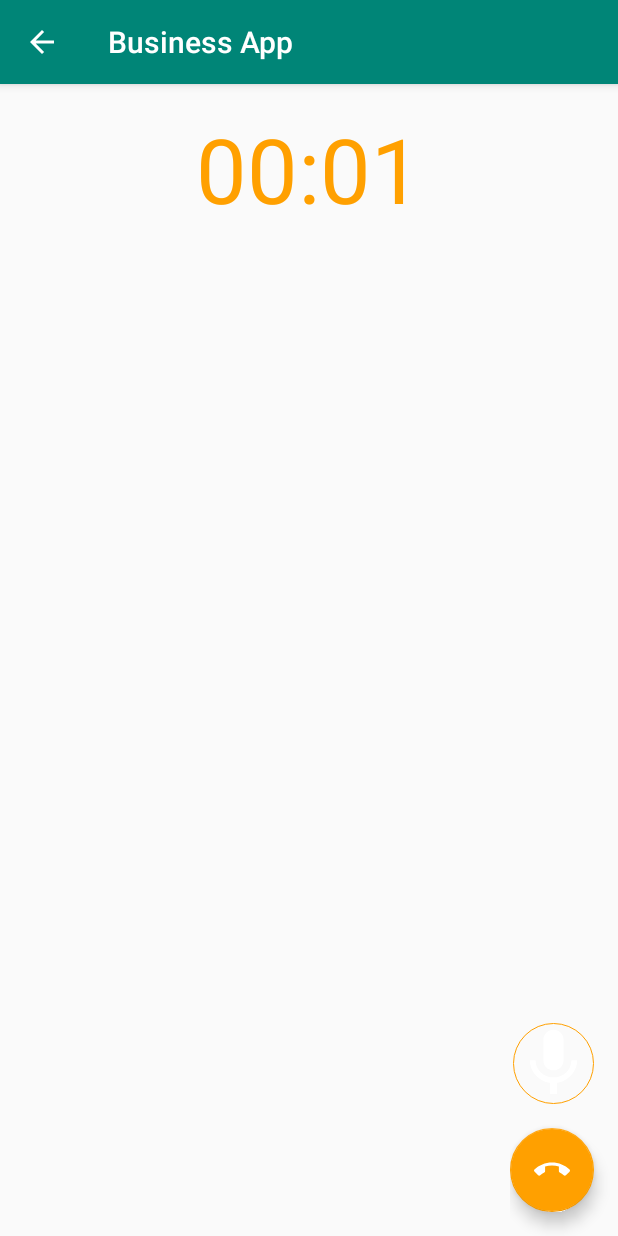
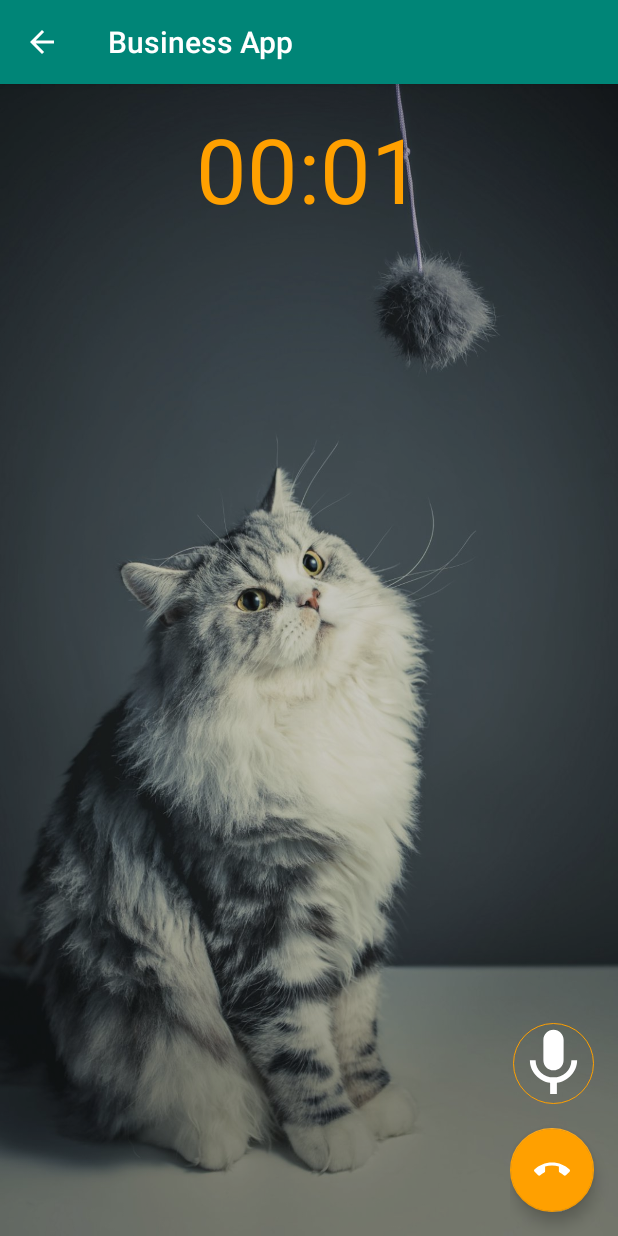
Before and after one commit to amroshehk/BusinessApp, an Android app: the VoiceActivity screen opened directly, with no data from a screen before it, after a tap on an icon or button, on a phone screen of 412 x 824 dp. Run offline under Robolectric (Android 15) with nearby library versions, the phone set to English and light mode, and no system bars; libraries missing offline, so code that uses them is left out: com.koushikdutta.async, com.koushikdutta.ion; pictures from the network do not load; 2 statements that could not run were skipped; 1 other tap on this screen came first.

Commit message:
Add background to the call dialog.

```diff
--- a/app/src/main/java/com/digits/business/twilio/VoiceActivity.java
+++ b/app/src/main/java/com/digits/business/twilio/VoiceActivity.java
@@ -139,10 +139,10 @@ public class VoiceActivity extends AppCompatActivity {
     private DialPadKey number11;
     private DialPadKey number12;
 
+    private static StringBuilder numberBuilder;
 
     private ImageButton muteButton;
-
-    private static StringBuilder numberBuilder;
+    private ImageView imageBackground;
 
     @Override
     protected void onCreate(Bundle savedInstanceState) {
@@ -209,6 +209,8 @@ public class VoiceActivity extends AppCompatActivity {
          */
         audioManager = (AudioManager) getSystemService(Context.AUDIO_SERVICE);
         audioManager.setSpeakerphoneOn(true);
+
+        imageBackground = findViewById(R.id.imageBackground);
 
         /*
          * Enable changing the volume using the up/down keys during a conversation
@@ -465,6 +467,7 @@ public class VoiceActivity extends AppCompatActivity {
         chronometer.setVisibility(View.VISIBLE);
         chronometer.setBase(SystemClock.elapsedRealtime());
         chronometer.start();
+        imageBackground.setVisibility(View.VISIBLE);
     }
 
     /*
@@ -481,6 +484,7 @@ public class VoiceActivity extends AppCompatActivity {
         hangupActionFab.hide();
         chronometer.setVisibility(View.INVISIBLE);
         chronometer.stop();
+        imageBackground.setVisibility(View.INVISIBLE);
     }
 
     @Override
--- a/app/src/main/res/layout/activity_voice.xml
+++ b/app/src/main/res/layout/activity_voice.xml
@@ -9,6 +9,14 @@
     tools:context=".twilio.VoiceActivity">
 
 
+    <ImageView
+        android:id="@+id/imageBackground"
+        android:layout_width="match_parent"
+        android:layout_height="match_parent"
+        android:background="@drawable/cat"
+        android:fitsSystemWindows="false"
+        android:foreground="#33000000"
+        android:visibility="gone" />
 
     <Chronometer
         android:id="@+id/chronometer"
--- a/app/src/main/res/layout/incomming_call_dialog_layout.xml
+++ b/app/src/main/res/layout/incomming_call_dialog_layout.xml
@@ -13,8 +13,7 @@
         android:layout_height="match_parent"
         android:background="@drawable/cat"
         android:fitsSystemWindows="false"
-        android:foreground="#33000000"
-        />
+        android:foreground="#33000000" />
 
     <TextView
         android:id="@+id/textDisplayName"
```
